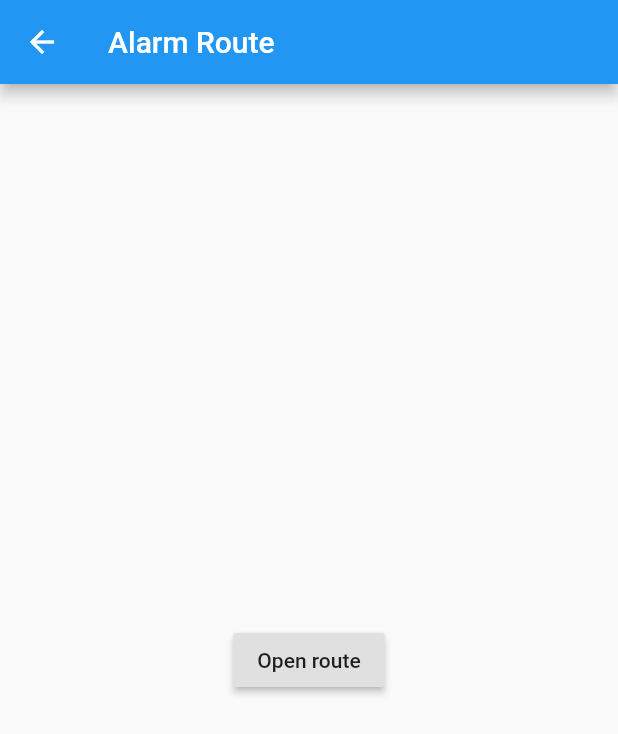
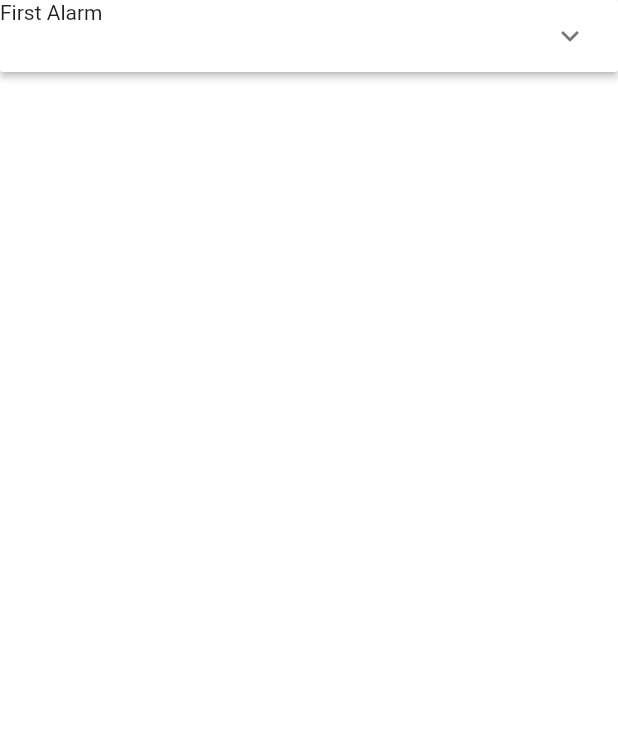
Before and after one commit to EdwardGuaman/BetterSleepApp, a Flutter app: the screen it shows after launch, after a tap on the "alarm" icon, on a phone screen of 412 x 824 dp. Shown: the top 734 px of the screen. Run offline on Flutter 3.47's test engine with Material 2 defaults, Android fonts, the phone set to English and light mode, and no system bars.

Commit message:
Made the main alarm page a stateful widget and added an expansion list that will hold a list of alarms. Also changed the color of the main homepage.

```diff
--- a/lib/MainAlarmPage.dart
+++ b/lib/MainAlarmPage.dart
@@ -3,18 +3,53 @@ import 'package:flutter/material.dart';
 class AlarmPage extends StatelessWidget {
   @override
   Widget build(BuildContext context) {
-    return Scaffold(
-      appBar: AppBar(
-        title: Text('Alarm Route'),
-      ),
-      body: Center(
-        child: RaisedButton(
-          child: Text('Open route'),
-          onPressed: () {
-            // Navigate to second route when tapped.
-          },
-        ),
-      ),
+    return MaterialApp(
+      home: MyStatefulWidget(),
     );
   }
 }
+
+class Alarm {
+//  alarm need to think about adding the capability for recurring alarms
+  Alarm({this.isExpanded: false, this.alarmName, this.alarmTime});
+
+  bool isExpanded;
+  String alarmName;
+  DateTime alarmTime;
+}
+
+class MyStatefulWidget extends StatefulWidget {
+  MyStatefulWidget({Key key}) : super(key: key);
+
+  @override
+  _MyStatefulWidgetState createState() => _MyStatefulWidgetState();
+}
+
+class _MyStatefulWidgetState extends State<MyStatefulWidget> {
+  List<Alarm> _alarms = <Alarm>[
+    Alarm(alarmName: "First Alarm", alarmTime: DateTime.now()),
+  ];
+
+  @override
+  Widget build(BuildContext context) {
+    return ListView(
+      children: <Widget>[
+        ExpansionPanelList(
+          expansionCallback: (int index, bool isExpanded) {
+            setState(() {
+              _alarms[index].isExpanded = !_alarms[index].isExpanded;
+            });
+          },
+          children: _alarms.map((Alarm alarm) {
+            return ExpansionPanel(
+                headerBuilder: (BuildContext context, bool isExpanded) {
+                  return Text(alarm.alarmName);
+                },
+                isExpanded: alarm.isExpanded,
+                body: Container(child: Text(alarm.alarmTime.toString())));
+          }).toList(),
+        )
+      ],
+    );
+  }
+}
--- a/lib/main.dart
+++ b/lib/main.dart
@@ -47,18 +47,18 @@ class MyHomePage extends StatefulWidget {
 }
 
 class _MyHomePageState extends State<MyHomePage> {
-  int _counter = 0;
-
-  void _incrementCounter() {
-    setState(() {
-      // This call to setState tells the Flutter framework that something has
-      // changed in this State, which causes it to rerun the build method below
-      // so that the display can reflect the updated values. If we changed
-      // _counter without calling setState(), then the build method would not be
-      // called again, and so nothing would appear to happen.
-      _counter++;
-    });
-  }
+//  int _counter = 0;
+//
+//  void _incrementCounter() {
+//    setState(() {
+//      // This call to setState tells the Flutter framework that something has
+//      // changed in this State, which causes it to rerun the build method below
+//      // so that the display can reflect the updated values. If we changed
+//      // _counter without calling setState(), then the build method would not be
+//      // called again, and so nothing would appear to happen.
+//      _counter++;
+//    });
+//  }
 
   @override
   Widget build(BuildContext context) {
@@ -69,6 +69,7 @@ class _MyHomePageState extends State<MyHomePage> {
     // fast, so that you can just rebuild anything that needs updating rather
     // than having to individually change instances of widgets.
     return Scaffold(
+      backgroundColor: Colors.white70,
       body: Center(
         child: Column(
           mainAxisAlignment: MainAxisAlignment.center,
```
